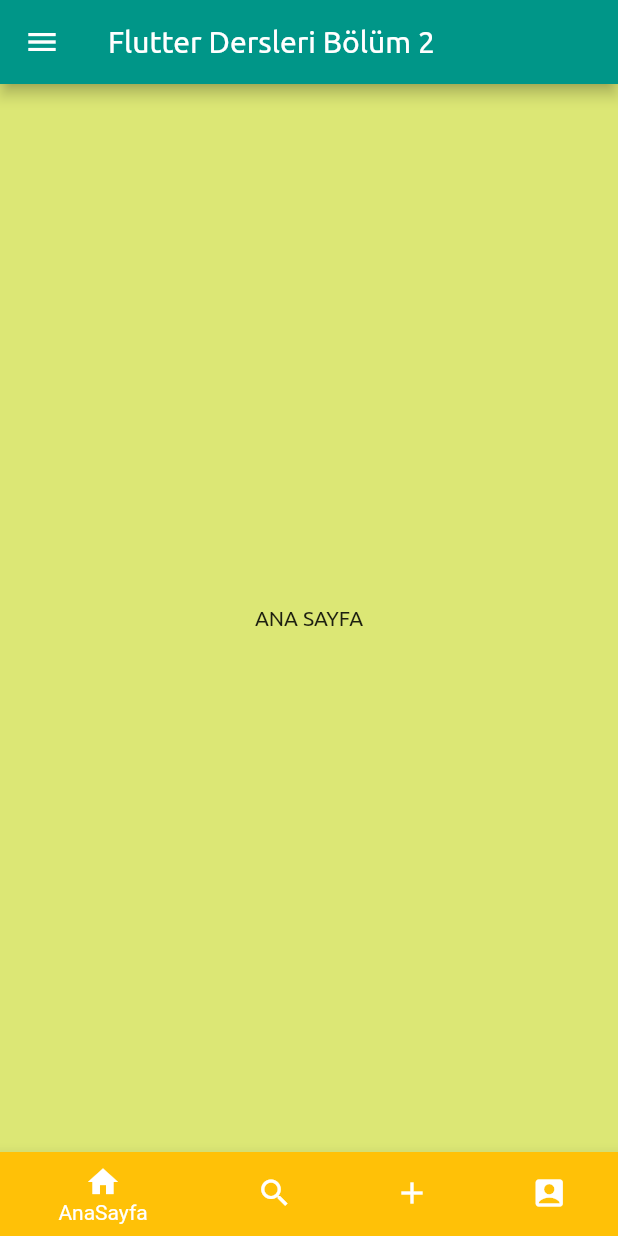
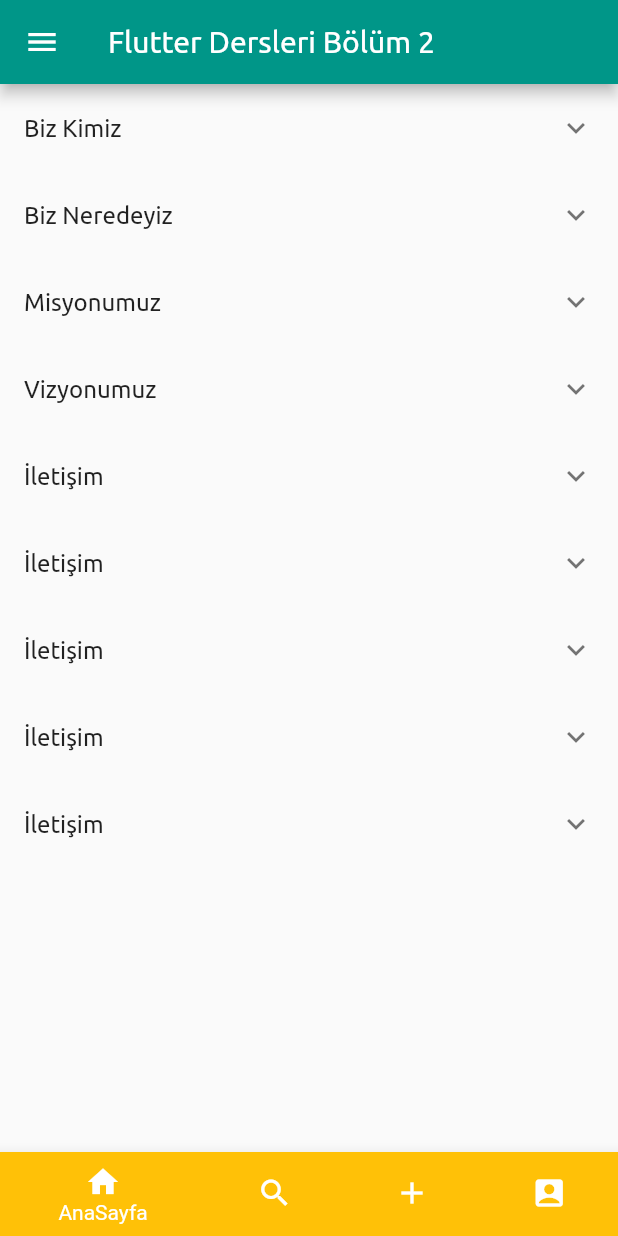
Before and after one commit to emrealtunbilek/flutter_dersleri_bolum2, a Flutter app: the screen it shows after launch, on a phone screen of 412 x 824 dp. Run offline on Flutter 3.47's test engine with Material 2 defaults, Android fonts, the phone set to English and light mode, and no system bars.

```diff
--- a/lib/main.dart
+++ b/lib/main.dart
@@ -34,12 +34,15 @@ class MyHomePageState extends State<MyHomePage> {
   AnaSayfa sayfaAna;
   AramaSayfasi sayfaArama;
 
+  var keyAnaSayfa = PageStorageKey("key_ana_sayfa");
+  var keyArama = PageStorageKey("key_arama_sayfa");
+
   @override
   void initState() {
     // TODO: implement initState
     super.initState();
-    sayfaAna = AnaSayfa();
-    sayfaArama=AramaSayfasi();
+    sayfaAna = AnaSayfa(keyAnaSayfa);
+    sayfaArama=AramaSayfasi(keyArama);
     tumSayfalar=[sayfaAna, sayfaArama];
   }
 
--- /dev/null
+++ b/lib/models/Veri.dart
@@ -0,0 +1,9 @@
+class Veri{
+
+  String baslik;
+  bool expanded;
+  String icerik;
+
+  Veri(this.baslik, this.icerik, this.expanded);
+
+}
--- a/lib/ui/ana_sayfa.dart
+++ b/lib/ui/ana_sayfa.dart
@@ -1,12 +1,58 @@
 import 'package:flutter/material.dart';
+import 'package:flutter_dersleri_bolum2/models/Veri.dart';
 
-class AnaSayfa extends StatelessWidget {
+class AnaSayfa extends StatefulWidget {
+  AnaSayfa(Key k) : super(key: k);
+
+  @override
+  AnaSayfaState createState() {
+    return new AnaSayfaState();
+  }
+}
+
+class AnaSayfaState extends State<AnaSayfa> {
+  List<Veri> tumVeriler;
+
+  @override
+  void initState() {
+    // TODO: implement initState
+    super.initState();
+    tumVeriler = [
+      Veri("Biz Kimiz", "Biz kimizin içeriği buraya gelecek", false),
+      Veri("Biz Neredeyiz", "Biz neredeyiz içeriği buraya gelecek", false),
+      Veri("Misyonumuz", "Biz kimizin içeriği buraya gelecek", false),
+      Veri("Vizyonumuz", "Biz kimizin içeriği buraya gelecek", false),
+      Veri("İletişim", "Biz kimizin içeriği buraya gelecek", false),
+      Veri("İletişim", "Biz kimizin içeriği buraya gelecek", false),
+      Veri("İletişim", "Biz kimizin içeriği buraya gelecek", false),
+      Veri("İletişim", "Biz kimizin içeriği buraya gelecek", false),
+      Veri("İletişim", "Biz kimizin içeriği buraya gelecek", false),
+    ];
+  }
+
   @override
   Widget build(BuildContext context) {
-    return Container(
-      color: Colors.lime.shade300,
-      child: Center(child: Text("ANA SAYFA"),),
-
+    return ListView.builder(
+      itemBuilder: (context, index) {
+        return ExpansionTile(
+          key: PageStorageKey("$index"),
+          title: Text(tumVeriler[index].baslik),
+          initiallyExpanded: tumVeriler[index].expanded,
+          children: <Widget>[
+            Container(
+              color:
+                  index % 2 == 0 ? Colors.red.shade200 : Colors.yellow.shade300,
+              height: 100,
+              width: double.infinity,
+              child: Padding(
+                padding: const EdgeInsets.all(16.0),
+                child: Text(tumVeriler[index].icerik),
+              ),
+            )
+          ],
+        );
+      },
+      itemCount: tumVeriler.length,
     );
   }
 }
--- a/lib/ui/arama.dart
+++ b/lib/ui/arama.dart
@@ -1,7 +1,18 @@
 import 'package:flutter/material.dart';
 
 
-class AramaSayfasi extends StatelessWidget {
+class AramaSayfasi extends StatefulWidget {
+
+  AramaSayfasi(Key k) : super(key:k);
+
+
+  @override
+  AramaSayfasiState createState() {
+    return new AramaSayfasiState();
+  }
+}
+
+class AramaSayfasiState extends State<AramaSayfasi> {
   @override
   Widget build(BuildContext context) {
      return ListView.builder(itemExtent: 300,itemBuilder: (context, index){
```
